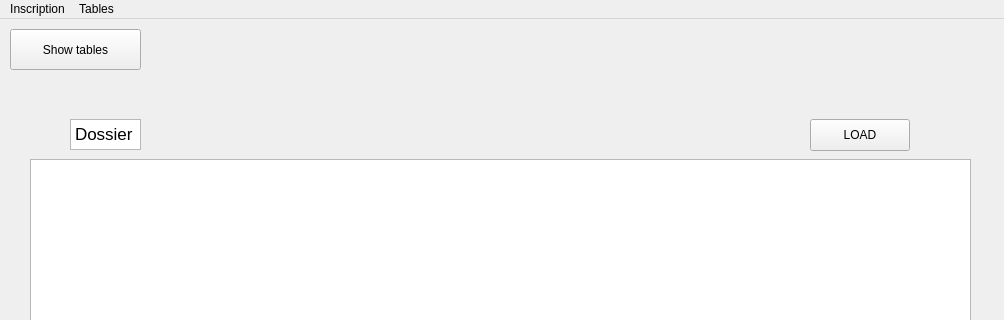
Before: the Qt Designer form code/gui/gui/mainwindow.ui in JustRayCB/bdd_projet1, drawn with Qt 5; both pictures show x 0 to 1004 and y 0 to 320 of the 1004 by 639 pixel window.
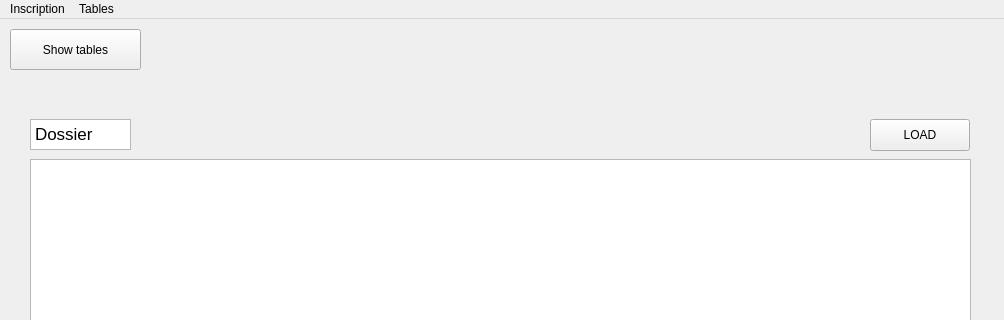
After: the same form once the commit is applied. The open tabs and pages were chosen to show the change. Icons and pictures are not drawn.

Commit message: Adding all tables from tab loading

Diff of the .ui file:
```diff
--- a/code/gui/gui/mainwindow.ui
+++ b/code/gui/gui/mainwindow.ui
@@ -670,7 +670,7 @@
      <widget class="QPushButton" name="pushBoutonLoadTable">
       <property name="geometry">
        <rect>
-        <x>800</x>
+        <x>860</x>
         <y>40</y>
         <width>100</width>
         <height>32</height>
@@ -680,26 +680,6 @@
        <string>LOAD</string>
       </property>
      </widget>
-     <widget class="QTextBrowser" name="textBrowser">
-      <property name="geometry">
-       <rect>
-        <x>60</x>
-        <y>40</y>
-        <width>71</width>
-        <height>31</height>
-       </rect>
-      </property>
-      <property name="html">
-       <string>&lt;!DOCTYPE HTML PUBLIC &quot;-//W3C//DTD HTML 4.0//EN&quot; &quot;http://www.w3.org/TR/REC-html40/strict.dtd&quot;&gt;
-&lt;html&gt;&lt;head&gt;&lt;meta name=&quot;qrichtext&quot; content=&quot;1&quot; /&gt;&lt;meta charset=&quot;utf-8&quot; /&gt;&lt;style type=&quot;text/css&quot;&gt;
-p, li { white-space: pre-wrap; }
-hr { height: 1px; border-width: 0; }
-li.unchecked::marker { content: &quot;\2610&quot;; }
-li.checked::marker { content: &quot;\2612&quot;; }
-&lt;/style&gt;&lt;/head&gt;&lt;body style=&quot; font-family:'.AppleSystemUIFont'; font-size:13pt; font-weight:400; font-style:normal;&quot;&gt;
-&lt;p style=&quot; margin-top:0px; margin-bottom:0px; margin-left:0px; margin-right:0px; -qt-block-indent:0; text-indent:0px;&quot;&gt;Dossier&lt;/p&gt;&lt;/body&gt;&lt;/html&gt;</string>
-      </property>
-     </widget>
      <widget class="QTableView" name="tableViewDossier">
       <property name="geometry">
        <rect>
@@ -710,6 +690,26 @@
        </rect>
       </property>
      </widget>
+     <widget class="QTextBrowser" name="textBrowser_8">
+      <property name="geometry">
+       <rect>
+        <x>20</x>
+        <y>40</y>
+        <width>101</width>
+        <height>31</height>
+       </rect>
+      </property>
+      <property name="html">
+       <string>&lt;!DOCTYPE HTML PUBLIC &quot;-//W3C//DTD HTML 4.0//EN&quot; &quot;http://www.w3.org/TR/REC-html40/strict.dtd&quot;&gt;
+&lt;html&gt;&lt;head&gt;&lt;meta name=&quot;qrichtext&quot; content=&quot;1&quot; /&gt;&lt;meta charset=&quot;utf-8&quot; /&gt;&lt;style type=&quot;text/css&quot;&gt;
+p, li { white-space: pre-wrap; }
+hr { height: 1px; border-width: 0; }
+li.unchecked::marker { content: &quot;\2610&quot;; }
+li.checked::marker { content: &quot;\2612&quot;; }
+&lt;/style&gt;&lt;/head&gt;&lt;body style=&quot; font-family:'.AppleSystemUIFont'; font-size:13pt; font-weight:400; font-style:normal;&quot;&gt;
+&lt;p style=&quot; margin-top:0px; margin-bottom:0px; margin-left:0px; margin-right:0px; -qt-block-indent:0; text-indent:0px;&quot;&gt;Dossier&lt;/p&gt;&lt;/body&gt;&lt;/html&gt;</string>
+      </property>
+     </widget>
     </widget>
     <widget class="QWidget" name="Medicament">
      <widget class="QTextBrowser" name="textBrowser_2">
```
Left out of the diff: 133 changed lines with no effect on the pictures. The commit also changes 2 other files.
